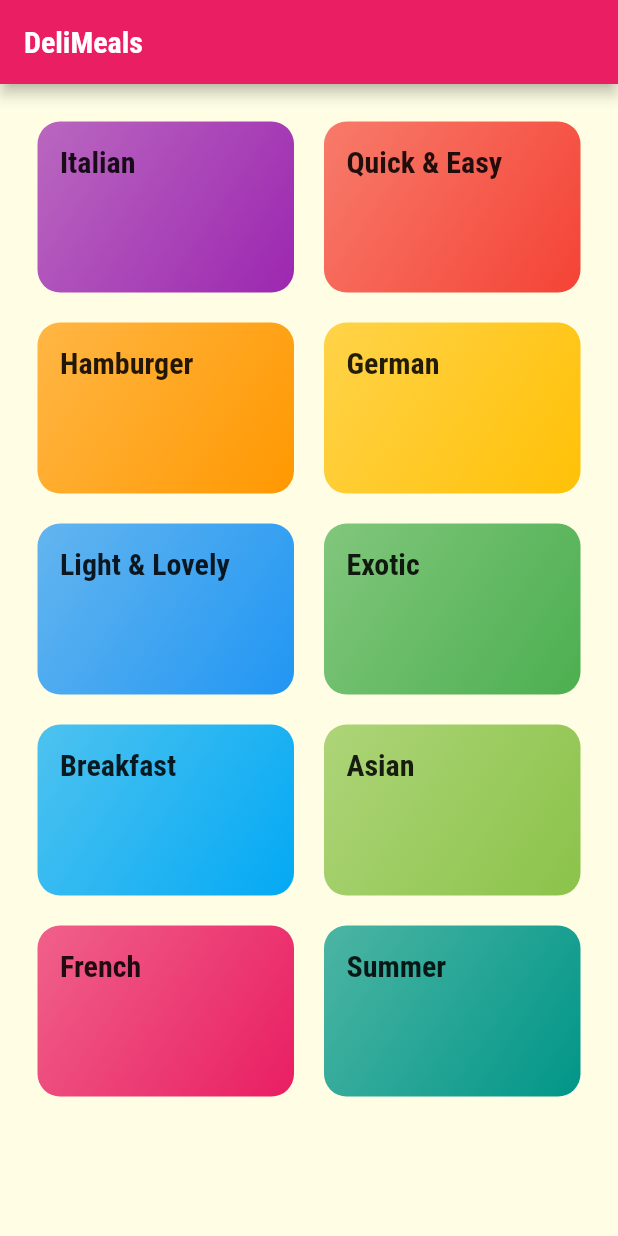
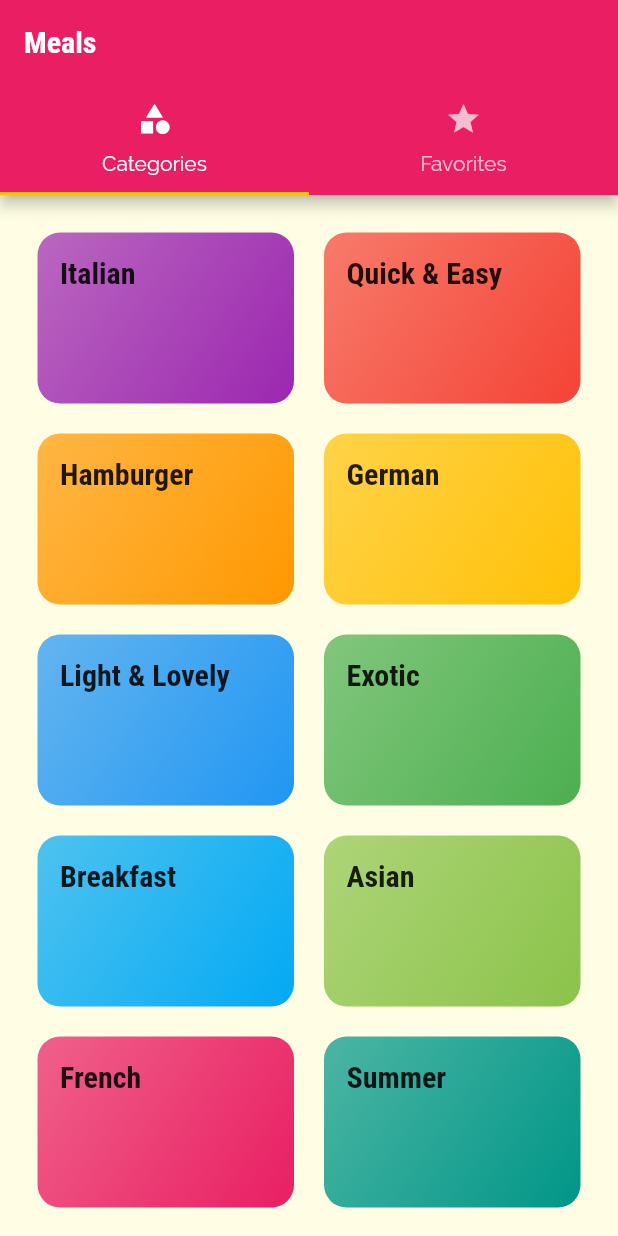
Before and after one commit to b0nz/flutter_meals_app, a Flutter app: the screen it shows after launch, on a phone screen of 412 x 824 dp. Run offline on Flutter 3.47's test engine with Material 2 defaults, Android fonts, the phone set to English and light mode, and no system bars.

Commit message:
feat: add top tab bar

```diff
--- a/lib/main.dart
+++ b/lib/main.dart
@@ -1,7 +1,7 @@
 import 'package:flutter/material.dart';
-import 'package:meals_app/screens/categories_screen.dart';
 import 'package:meals_app/screens/category_meals_screen.dart';
 import 'package:meals_app/screens/meal_detail_screen.dart';
+import 'package:meals_app/screens/tabs_screen.dart';
 
 void main() {
   runApp(const MyApp());
@@ -36,9 +36,9 @@ class MyApp extends StatelessWidget {
               ),
             ),
       ),
-      initialRoute: CategoriesScreen.routeName,
+      initialRoute: '/',
       routes: {
-        CategoriesScreen.routeName: (ctx) => const CategoriesScreen(),
+        '/': (ctx) => const TabsScreen(),
         CategoryMealsScreen.routeName: (ctx) => const CategoryMealsScreen(),
         MealDetailScreen.routeName: (ctx) => const MealDetailScreen(),
       },
--- a/lib/screens/categories_screen.dart
+++ b/lib/screens/categories_screen.dart
@@ -9,11 +9,7 @@ class CategoriesScreen extends StatelessWidget {
 
   @override
   Widget build(BuildContext context) {
-    return Scaffold(
-      appBar: AppBar(
-        title: const Text('DeliMeals'),
-      ),
-      body: GridView(
+    return GridView(
       padding: const EdgeInsets.all(25),
       gridDelegate: const SliverGridDelegateWithMaxCrossAxisExtent(
         maxCrossAxisExtent: 200,
@@ -30,7 +26,6 @@ class CategoriesScreen extends StatelessWidget {
             ),
           )
           .toList(),
-      ),
     );
   }
 }
--- /dev/null
+++ b/lib/screens/favorites_screen.dart
@@ -0,0 +1,14 @@
+import 'package:flutter/material.dart';
+
+class FavoritesScreen extends StatelessWidget {
+  const FavoritesScreen({Key? key}) : super(key: key);
+
+  @override
+  Widget build(BuildContext context) {
+    return const Scaffold(
+      body: Center(
+        child: Text('The Favorites!'),
+      ),
+    );
+  }
+}
--- /dev/null
+++ b/lib/screens/tabs_screen.dart
@@ -0,0 +1,35 @@
+import 'package:flutter/material.dart';
+import 'package:meals_app/screens/categories_screen.dart';
+import 'package:meals_app/screens/favorites_screen.dart';
+
+class TabsScreen extends StatefulWidget {
+  const TabsScreen({Key? key}) : super(key: key);
+
+  @override
+  State<TabsScreen> createState() => _TabsScreenState();
+}
+
+class _TabsScreenState extends State<TabsScreen> {
+  @override
+  Widget build(BuildContext context) {
+    return DefaultTabController(
+      length: 2,
+      // initialIndex: 1,
+      child: Scaffold(
+        appBar: AppBar(
+          title: const Text('Meals'),
+          bottom: const TabBar(tabs: [
+            Tab(icon: Icon(Icons.category), text: 'Categories'),
+            Tab(icon: Icon(Icons.star), text: 'Favorites'),
+          ]),
+        ),
+        body: const TabBarView(
+          children: <Widget>[
+            CategoriesScreen(),
+            FavoritesScreen(),
+          ],
+        ),
+      ),
+    );
+  }
+}
```
Lines whose indentation alone changed are shown as unchanged.
